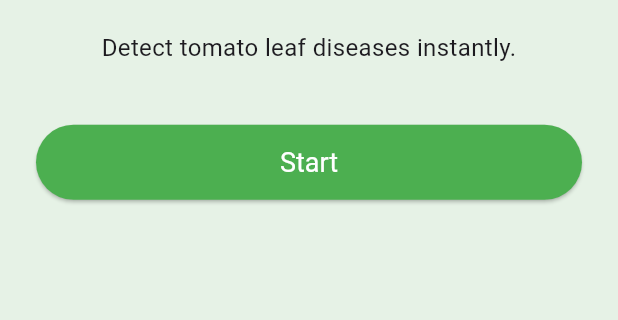
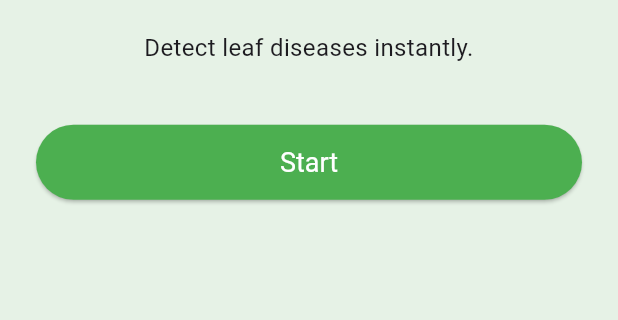
Before and after one commit to kakkadsaumy/Smart-Patch, a Flutter app: the screen it shows after launch, on a phone screen of 412 x 824 dp, the part 548-868 px from its top. Run offline on Flutter 3.47's test engine with Material 3 defaults, Android fonts, the phone set to English and light mode, and no system bars; our stand-ins replace image_picker.

Commit message:
Minor Change

```diff
--- a/smart_patch_frontend/lib/main.dart
+++ b/smart_patch_frontend/lib/main.dart
@@ -52,7 +52,7 @@ class WelcomePage extends StatelessWidget {
               ),
               const SizedBox(height: 20),
               const Text(
-                "Detect tomato leaf diseases instantly.",
+                "Detect leaf diseases instantly.",
                 style: TextStyle(fontSize: 16),
                 textAlign: TextAlign.center,
               ),
```
